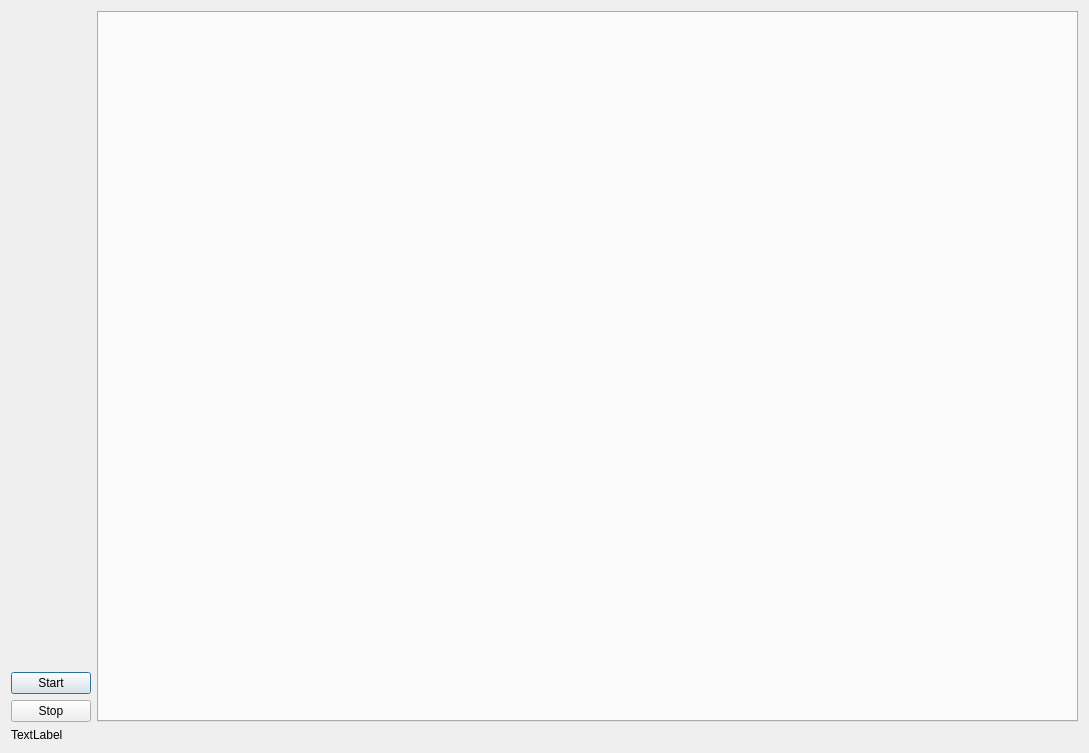
Above: OCTDialog.ui from djsperka/vortup before the change. Below: the same form after it.
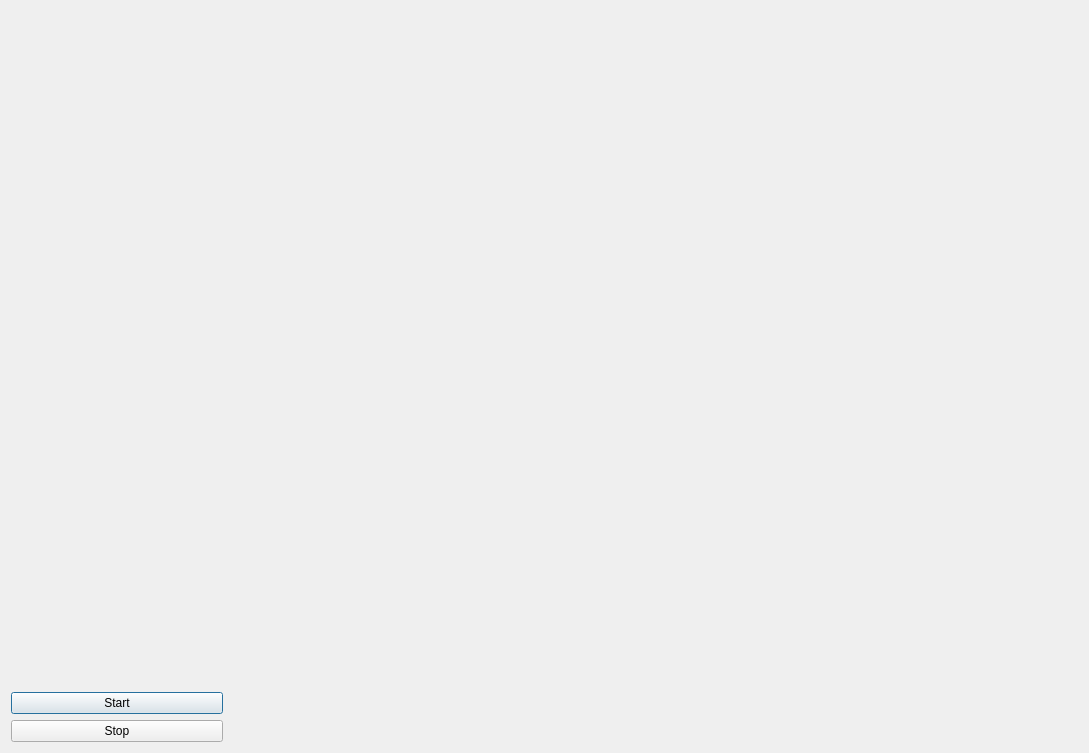
That is the form after the change.

Patch:
```diff
--- a/OCTDialog.ui
+++ b/OCTDialog.ui
@@ -13,9 +13,7 @@
   <property name="windowTitle">
    <string>UCD OCT Dev Tool</string>
   </property>
-  <layout class="QVBoxLayout" name="verticalLayout_2">
-   <item>
-    <layout class="QHBoxLayout" name="horizontalLayout_2">
+  <layout class="QHBoxLayout" name="horizontalLayout" stretch="1,4">
      <item>
       <layout class="QVBoxLayout" name="verticalLayout">
        <item>
@@ -48,20 +46,7 @@
       </layout>
      </item>
      <item>
-      <widget class="QTabWidget" name="tabWidgetPlots">
-       <property name="currentIndex">
-        <number>-1</number>
-       </property>
-      </widget>
-     </item>
-    </layout>
-   </item>
-   <item>
-    <widget class="QLabel" name="labelStatus">
-     <property name="text">
-      <string>TextLabel</string>
-     </property>
-    </widget>
+    <widget class="QWidget" name="widgetDummy" native="true"/>
    </item>
   </layout>
  </widget>
```
Lines whose indentation alone changed are shown as unchanged.
